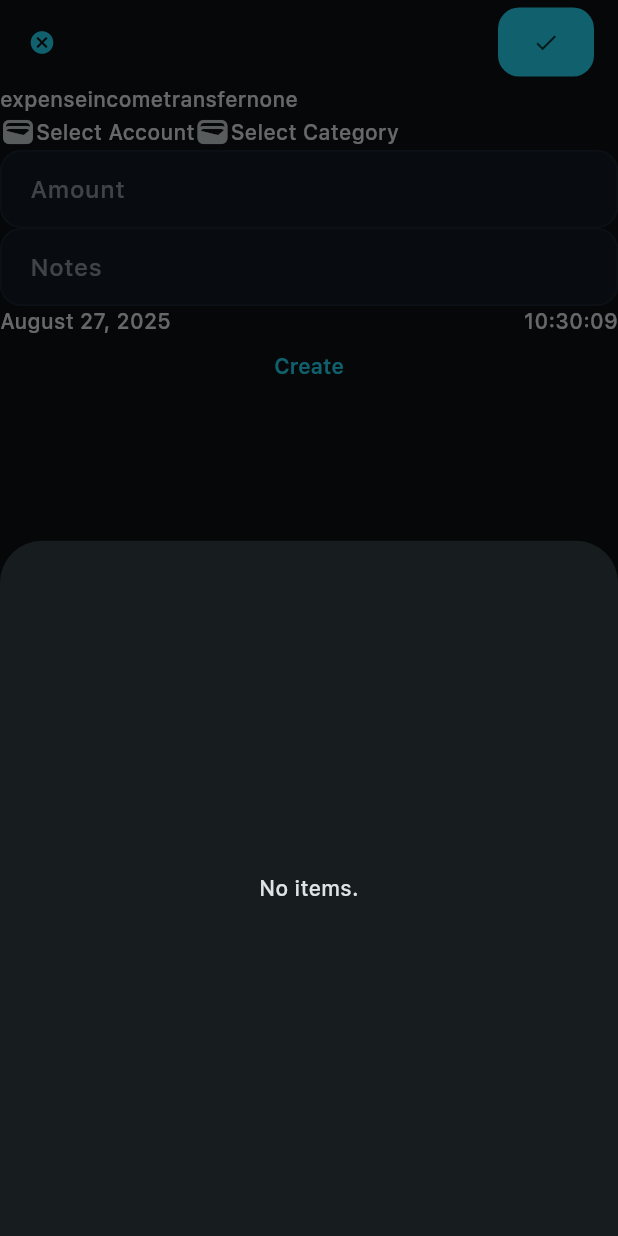
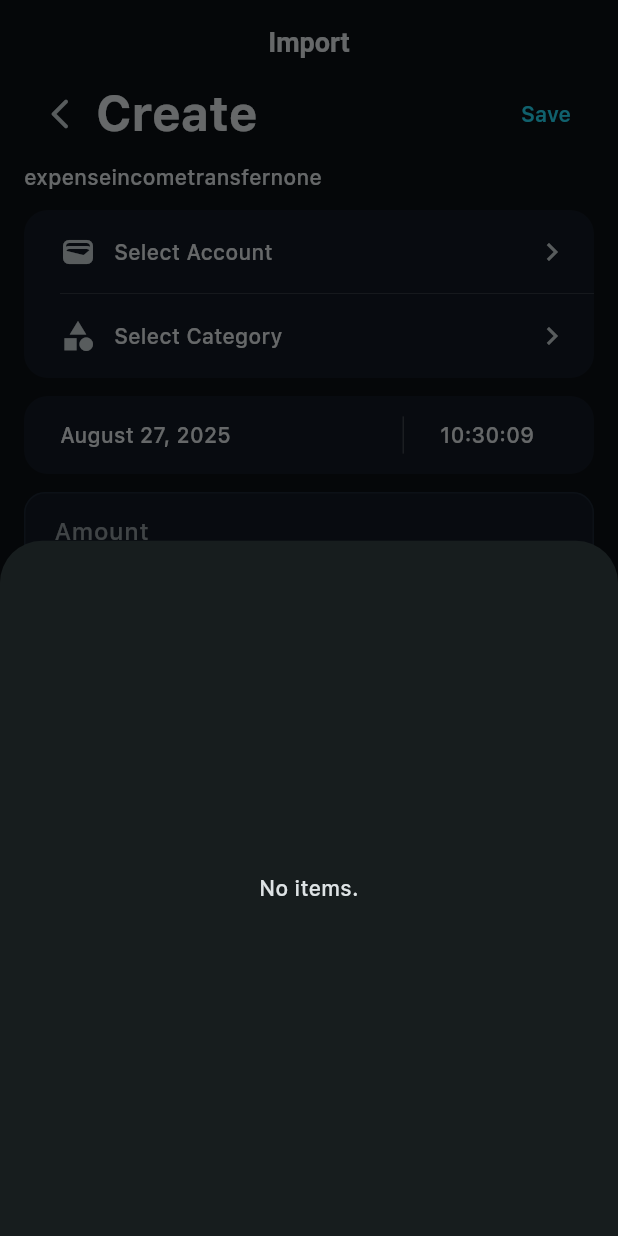
Before and after one commit to Ronak99/MyMoney, a Flutter app: the CreateTransactionPage screen opened by its route, after a tap on "Select Category", on a phone screen of 412 x 824 dp. Run offline on Flutter 3.47's test engine with Material 3 defaults, Android fonts, the phone set to English and light mode, and no system bars; our stand-ins replace file_picker, floor, flutter_bloc, freezed_annotation, get, go_router and 2 more; missing offline and left inert: syncfusion_flutter_pdf; accounts and stored records are empty; generated files the repository leaves out were written again.

Commit message:
feat: improved create transaction page

```diff
--- a/lib/presentation/pages/transactions/create/create_transaction_page.dart
+++ b/lib/presentation/pages/transactions/create/create_transaction_page.dart
@@ -1,13 +1,13 @@
 import 'package:flutter/material.dart';
+import 'package:flutter_bloc/flutter_bloc.dart';
+import 'package:get/get_utils/src/extensions/context_extensions.dart';
+import 'package:go_router/go_router.dart';
 import 'package:my_money/presentation/pages/transactions/create/state/create_transaction_cubit.dart';
-import 'package:my_money/presentation/pages/transactions/create/widgets/account_selector.dart';
+import 'package:my_money/presentation/pages/transactions/create/widgets/account_and_category_selector.dart';
 import 'package:my_money/presentation/pages/transactions/create/widgets/amount_field.dart';
-import 'package:my_money/presentation/pages/transactions/create/widgets/category_selector.dart';
 import 'package:my_money/presentation/pages/transactions/create/widgets/date_time_selector.dart';
 import 'package:my_money/presentation/pages/transactions/create/widgets/transaction_type_selector.dart';
 import 'package:my_money/presentation/widgets/custom_scaffold.dart';
-import 'package:go_router/go_router.dart';
-import 'package:flutter_bloc/flutter_bloc.dart';
 
 class CreateTransactionPage extends StatelessWidget {
   const CreateTransactionPage({super.key});
@@ -15,52 +15,71 @@ class CreateTransactionPage extends StatelessWidget {
   @override
   Widget build(BuildContext context) {
     return CustomScaffold(
-      leading: TextButton(
+      title: "Import",
+      body: Container(
+        width: double.infinity,
+        padding: const EdgeInsets.symmetric(horizontal: 16),
+        child: Column(
+          crossAxisAlignment: CrossAxisAlignment.start,
+          children: [
+            SizedBox(
+              height: 40,
+              child: Row(
+                children: [
+                  IconButton(
                     onPressed: () => context.pop(),
-        child: const Icon(Icons.cancel),
+                    icon: const Icon(Icons.arrow_back_ios_new_rounded),
                   ),
-      trailing: ElevatedButton(
-        onPressed: () => context.pop(),
-        child: const Icon(Icons.check),
+                  Text(
+                    "Create",
+                    style: context.textTheme.headlineLarge,
                   ),
-      body: SizedBox(
-        width: double.infinity,
-        child: Column(
+                  const Spacer(),
+                  TextButton(
+                    onPressed: () {
+                      context.read<CreateTransactionCubit>().create();
+                      context.pop(context);
+                    },
+                    child: const Text("Save"),
+                  ),
+                ],
+              ),
+            ),
+            const SizedBox(height: 12),
+            Expanded(
+              child: ListView(
                 children: [
                   // select transaction type
                   const TransactionTypeSelector(),
 
+                  const SizedBox(height: 12),
+
                   // account and category selector
-            const Row(
-              children: [
-                AccountSelector(),
-                CategorySelector(),
-              ],
-            ),
+                  const AccountAndCategorySelector(),
+
+                  const SizedBox(height: 12),
+
+                  // date
+                  const DateTimeSelector(),
+
+                  const SizedBox(height: 12),
 
                   // amount
                   CustomTextField(
                     hint: "Amount",
                     onChange: context.read<CreateTransactionCubit>().setAmount,
+                  ),
 
-            ),
+                  const SizedBox(height: 12),
 
                   // name
                   CustomTextField(
                     hint: "Notes",
                     onChange: context.read<CreateTransactionCubit>().setNotes,
+                    maxLines: 4,
                   ),
-
-            // date
-            const DateTimeSelector(),
-
-            // create
-            TextButton(
-              onPressed: () {
-                context.read<CreateTransactionCubit>().create();
-                Navigator.pop(context);
-              },
-              child: const Text("Create"),
+                ],
+              ),
             ),
           ],
         ),
--- /dev/null
+++ b/lib/presentation/pages/transactions/create/widgets/account_and_category_selector.dart
@@ -0,0 +1,135 @@
+import 'package:flutter/material.dart';
+import 'package:flutter_bloc/flutter_bloc.dart';
+import 'package:my_money/extensions/build_context.dart';
+import 'package:my_money/model/account.dart';
+import 'package:my_money/model/transaction_category.dart';
+import 'package:my_money/presentation/pages/transactions/create/state/create_transaction_cubit.dart';
+import 'package:my_money/presentation/pages/transactions/create/state/create_transaction_state.dart';
+
+import 'account_selector_sheet.dart';
+import 'category_selector_sheet.dart';
+
+class SelectorItem<T> extends StatelessWidget {
+  final IconData icon;
+  final String placeholder;
+  final T? selectedItem;
+  final String Function(T) getDisplayName;
+  final Future<T?> Function(BuildContext) onTap;
+  final void Function(T) onSelected;
+  final bool isLast;
+
+  const SelectorItem({
+    super.key,
+    required this.icon,
+    required this.placeholder,
+    required this.selectedItem,
+    required this.getDisplayName,
+    required this.onTap,
+    required this.onSelected,
+    this.isLast = false,
+  });
+
+  @override
+  Widget build(BuildContext context) {
+    return Column(
+      children: [
+        GestureDetector(
+          behavior: HitTestBehavior.translucent,
+          onTap: () async {
+            final selected = await onTap(context);
+            if (selected == null) return;
+            if (!context.mounted) return;
+            onSelected(selected);
+          },
+          child: Container(
+            padding: const EdgeInsets.only(top: 16, bottom: 16, right: 16),
+            margin: const EdgeInsets.only(left: 24),
+            child: Row(
+              children: [
+                Icon(icon),
+                const SizedBox(width: 12),
+                Text(selectedItem != null
+                    ? getDisplayName(selectedItem!)
+                    : placeholder),
+                const Spacer(),
+                const Icon(Icons.chevron_right),
+              ],
+            ),
+          ),
+        ),
+        if (!isLast)
+          Divider(
+            height: 0,
+            color: context.colorScheme.onSurface.withOpacity(.2),
+            indent: 24,
+            thickness: 0.5,
+            endIndent: 0,
+          ),
+      ],
+    );
+  }
+}
+
+class SelectorContainer extends StatelessWidget {
+  final List<Widget> children;
+
+  const SelectorContainer({
+    super.key,
+    required this.children,
+  });
+
+  @override
+  Widget build(BuildContext context) {
+    return Container(
+      decoration: BoxDecoration(
+        borderRadius: BorderRadius.circular(16),
+        color: context.colorScheme.surfaceContainerHighest,
+      ),
+      child: Column(children: children),
+    );
+  }
+}
+
+// Updated AccountAndCategorySelector using the generic widgets
+class AccountAndCategorySelector extends StatelessWidget {
+  const AccountAndCategorySelector({super.key});
+
+  @override
+  Widget build(BuildContext context) {
+    return SelectorContainer(
+      children: [
+        BlocBuilder<CreateTransactionCubit, CreateTransactionState>(
+          buildWhen: (prev, next) => prev.account != next.account,
+          builder: (context, state) {
+            return SelectorItem<Account>(
+              icon: Icons.wallet,
+              placeholder: "Select Account",
+              selectedItem: state.account,
+              getDisplayName: (account) => account.name,
+              onTap: (context) => AccountSelectorSheet.show(context),
+              onSelected: (account) => context
+                  .read<CreateTransactionCubit>()
+                  .setAccount(account),
+            );
+          },
+        ),
+        BlocBuilder<CreateTransactionCubit, CreateTransactionState>(
+          buildWhen: (prev, next) => prev.category != next.category,
+          builder: (context, state) {
+            return SelectorItem<TransactionCategory>(
+              icon: Icons.category,
+              placeholder: "Select Category",
+              selectedItem: state.category,
+              getDisplayName: (category) => category.name,
+              onTap: (context) => CategorySelectorSheet.show(context),
+              onSelected: (category) => context
+                  .read<CreateTransactionCubit>()
+                  .setCategory(category),
+              isLast: true,
+            );
+          },
+        ),
+      ],
+    );
+  }
+}
--- a/lib/presentation/pages/transactions/create/widgets/account_selector.dart
+++ b/lib/presentation/pages/transactions/create/widgets/account_selector_sheet.dart
@@ -1,39 +1,8 @@
 import 'package:flutter/material.dart';
-import 'package:flutter_bloc/flutter_bloc.dart';
 import 'package:my_money/model/account.dart';
-import 'package:my_money/presentation/pages/transactions/create/state/create_transaction_cubit.dart';
-import 'package:my_money/presentation/pages/transactions/create/state/create_transaction_state.dart';
 import 'package:my_money/presentation/routes/route_generator.dart';
 import 'package:my_money/presentation/widgets/list_view_separated.dart';
 import 'package:go_router/go_router.dart';
-
-class AccountSelector extends StatelessWidget {
-  const AccountSelector({super.key});
-
-  @override
-  Widget build(BuildContext context) {
-    return BlocBuilder<CreateTransactionCubit, CreateTransactionState>(
-      buildWhen: (prev, next) => prev.account != next.account,
-      builder: (context, state) {
-        return GestureDetector(
-          onTap: () async {
-            final selectedAccount = await AccountSelectorSheet.show(context);
-            if(selectedAccount == null) return;
-            context.read<CreateTransactionCubit>().setAccount(selectedAccount);
-          },
-          child: Container(
-            child: Row(
-              children: [
-                const Icon(Icons.wallet),
-                Text(state.account?.name ?? "Select Account")
-              ],
-            ),
-          ),
-        );
-      },
-    );
-  }
-}
 
 class AccountSelectorSheet extends StatelessWidget {
   static Future<Account?> show(BuildContext context) => showModalBottomSheet(
--- a/lib/presentation/pages/transactions/create/widgets/amount_field.dart
+++ b/lib/presentation/pages/transactions/create/widgets/amount_field.dart
@@ -6,11 +6,13 @@ class CustomTextField extends StatelessWidget {
   final OnChange onChange;
   final String hint;
   final TextInputType keyboardType;
+  final int? maxLines;
 
   const CustomTextField({
     super.key,
     required this.onChange,
     required this.hint,
+    this.maxLines,
     this.keyboardType = TextInputType.text,
   });
 
@@ -22,6 +24,7 @@ class CustomTextField extends StatelessWidget {
         hintText: hint,
       ),
       keyboardType: keyboardType,
+      maxLines: maxLines,
     );
   }
 }
--- /dev/null
+++ b/lib/presentation/pages/transactions/create/widgets/category_selector_sheet.dart
@@ -0,0 +1,42 @@
+import 'package:flutter/material.dart';
+import 'package:my_money/model/account.dart';
+import 'package:my_money/model/transaction_category.dart';
+import 'package:my_money/presentation/routes/route_generator.dart';
+import 'package:my_money/presentation/widgets/list_view_separated.dart';
+import 'package:go_router/go_router.dart';
+
+
+class CategorySelectorSheet extends StatelessWidget {
+  static Future<TransactionCategory?> show(BuildContext context) =>
+      showModalBottomSheet(
+        context: context,
+        builder: (context) => const CategorySelectorSheet(),
+      );
+
+  const CategorySelectorSheet({super.key});
+
+  @override
+  Widget build(BuildContext context) {
+    final categories = RouteGenerator.categoryCubit.state.categories;
+
+    return Material(
+      color: Colors.transparent,
+      child: Container(
+        height: 500,
+        child: ListViewSeparated<TransactionCategory>(
+          list: categories,
+          itemBuilder: (context, index, category) {
+            return GestureDetector(
+              onTap: () => context.pop(category),
+              child: Container(
+                child: Row(
+                  children: [Icon(Icons.wallet), Text(category.name)],
+                ),
+              ),
+            );
+          },
+        ),
+      ),
+    );
+  }
+}
--- a/lib/presentation/pages/transactions/create/widgets/date_time_selector.dart
+++ b/lib/presentation/pages/transactions/create/widgets/date_time_selector.dart
@@ -1,5 +1,6 @@
 import 'package:flutter/material.dart';
 import 'package:flutter_bloc/flutter_bloc.dart';
+import 'package:my_money/extensions/build_context.dart';
 import 'package:my_money/extensions/date.dart';
 import 'package:my_money/presentation/pages/transactions/create/state/create_transaction_cubit.dart';
 import 'package:my_money/presentation/pages/transactions/create/state/create_transaction_state.dart';
@@ -9,31 +10,79 @@ class DateTimeSelector extends StatelessWidget {
 
   @override
   Widget build(BuildContext context) {
-    return BlocBuilder<CreateTransactionCubit, CreateTransactionState>(
+    double padding = 16;
+    double ratio = 0.15;
+
+    return Container(
+      padding: EdgeInsets.symmetric(
+        vertical: padding * (1-ratio),
+      ),
+      decoration: BoxDecoration(
+        borderRadius: BorderRadius.circular(16),
+        color: context.colorScheme.surfaceContainerHighest,
+      ),
+      child: BlocBuilder<CreateTransactionCubit, CreateTransactionState>(
         buildWhen: (prev, next) => prev.date != next.date,
         builder: (context, state) {
           return Row(
             children: [
-            GestureDetector(
+              Expanded(
+                flex: 2,
+                child: GestureDetector(
                   onTap: () async {
-                final selectedDate = await showDatePicker(context: context, firstDate: DateTime(2000), lastDate: DateTime(2030));
-                if(selectedDate == null) return;
-                context.read<CreateTransactionCubit>().setDate(selectedDate);
+                    final selectedDate = await showDatePicker(
+                        context: context,
+                        firstDate: DateTime(2000),
+                        lastDate: DateTime(2030));
+                    if (selectedDate == null) return;
+                    if (!context.mounted) return;
+                    context
+                        .read<CreateTransactionCubit>()
+                        .setDate(selectedDate);
                   },
+                  child: Container(
+                    padding: EdgeInsets.only(
+                      left: 24,
+                      top: padding * ratio,
+                      bottom: padding * ratio,
+                    ),
+                    decoration: BoxDecoration(
+                      border: Border(
+                        right: BorderSide(
+                          color: context.colorScheme.onSurface.withOpacity(.2),
+                          width: 1,
+                        ),
+                      ),
+                    ),
                     child: Text(state.date!.formatDate),
                   ),
-            const Spacer(),
-            GestureDetector(
+                ),
+              ),
+              Expanded(
+                child: GestureDetector(
                   onTap: () async {
-                final selectedTime = await showTimePicker(context: context, initialTime: state.date!.time);
-                if(selectedTime == null) return;
-                context.read<CreateTransactionCubit>().setTime(selectedTime);
+                    final selectedTime = await showTimePicker(
+                        context: context, initialTime: state.date!.time);
+                    if (selectedTime == null) return;
+                    if (!context.mounted) return;
+                    context
+                        .read<CreateTransactionCubit>()
+                        .setTime(selectedTime);
                   },
+                  child: Container(
+                    padding: EdgeInsets.only(
+                      left: 24,
+                      top: padding * ratio,
+                      bottom: padding * ratio,
+                    ),
                     child: Text(state.date!.formatTime),
+                  ),
+                ),
               ),
             ],
           );
         },
+      ),
     );
   }
 }
```
Lines whose indentation alone changed are shown as unchanged.
